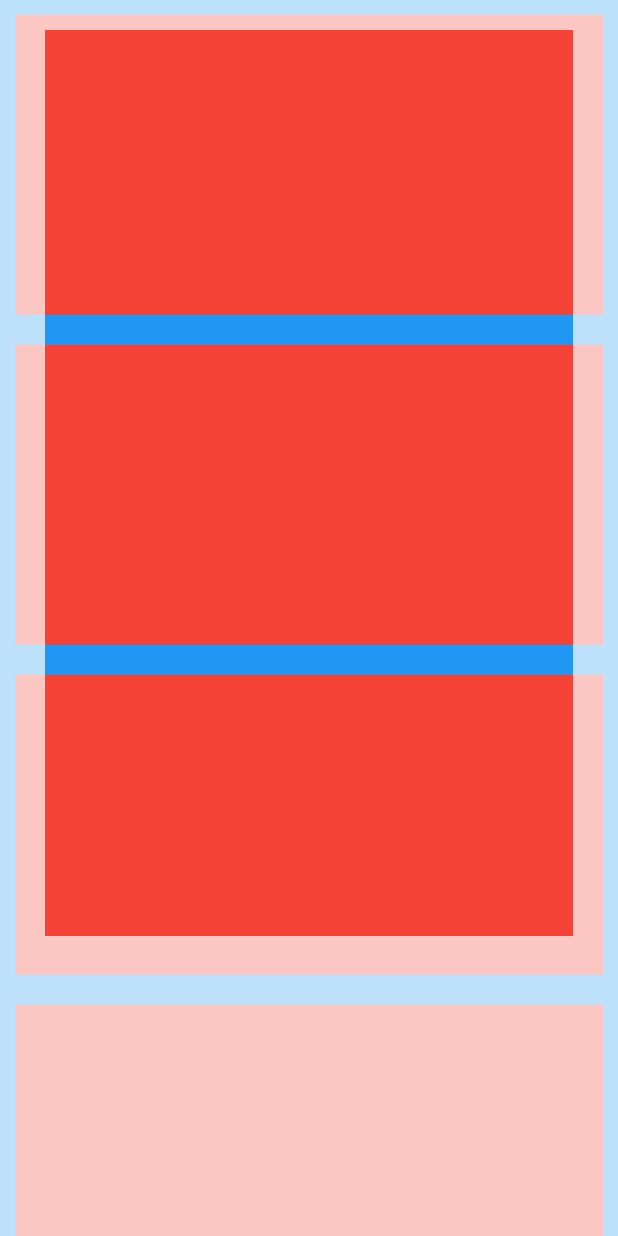
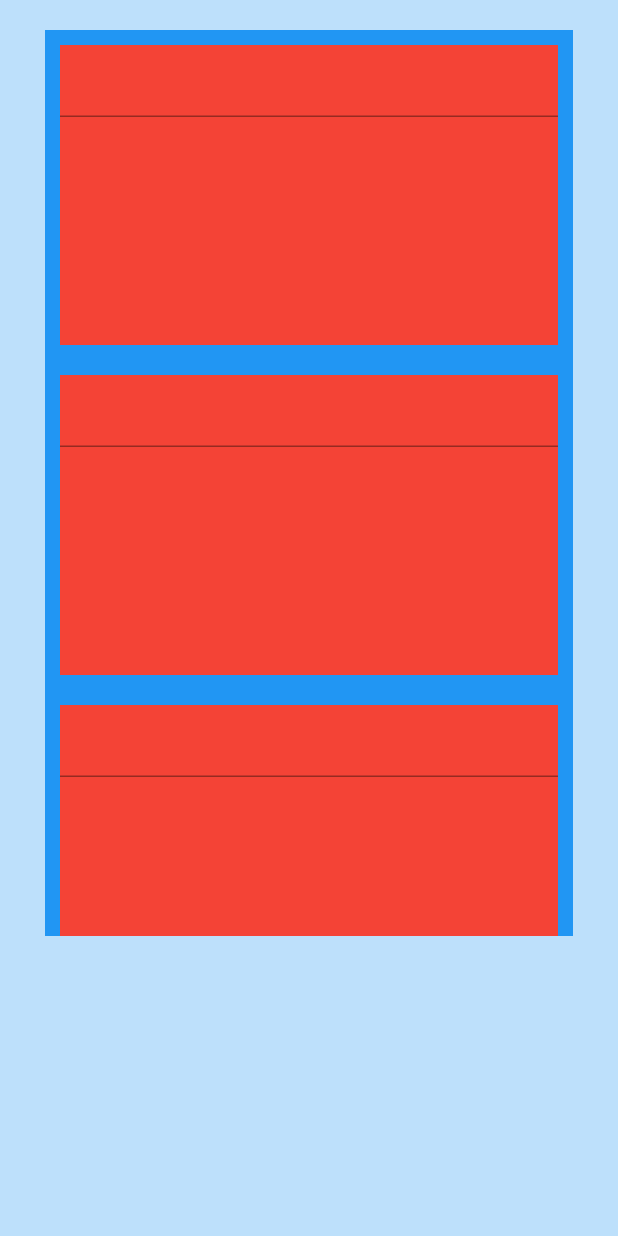
Before and after one commit to ejprok/colorful_safe_area, a Flutter app: the screen it shows after launch, on a phone screen of 412 x 824 dp. Run offline on Flutter 3.47's test engine with Material 2 defaults, Android fonts, the phone set to English and light mode, and no system bars.

Commit message:
Fix overflow issue when system ui pops up
- Used a LayoutBuilder

```diff
--- a/example/lib/main.dart
+++ b/example/lib/main.dart
@@ -20,8 +20,9 @@ class MyHomePage extends StatelessWidget {
 
     return Scaffold(
       backgroundColor: Colors.blue,
+      resizeToAvoidBottomInset: true,
       body: ColorfulSafeArea(
-        allowOverflow: true,
+        // allowOverflow: true,
         overflowTappable: true,
         bottom: false,
         minimum: EdgeInsets.only(top: 20, left: 30, right: 30, bottom: 200),
@@ -33,11 +34,29 @@ class MyHomePage extends StatelessWidget {
               width: 300,
               height: 200,
               color: Colors.red,
+              child: TextField(),
             );
           },
           itemCount: numberOfTiles,
         ),
       ),
+
+      // body: SafeArea(
+      //   bottom: false,
+      //   minimum: EdgeInsets.only(top: 20, left: 30, right: 30, bottom: 200),
+      //   child: ListView.builder(
+      //     itemBuilder: (context, index) {
+      //       return Container(
+      //         margin: EdgeInsets.all(10),
+      //         width: 300,
+      //         height: 200,
+      //         color: Colors.red,
+      //         child: TextField(),
+      //       );
+      //     },
+      //     itemCount: numberOfTiles,
+      //   ),
+      // ),
     );
   }
 }
--- a/lib/colorful_safe_area.dart
+++ b/lib/colorful_safe_area.dart
@@ -14,14 +14,13 @@ class ColorfulSafeArea extends StatelessWidget {
     this.left = true,
     this.top = true,
     this.right = true,
-
-    //TODO: implement minimum
     this.minimum = EdgeInsets.zero,
-
-    //TODO: implement maintainBottomViewPadding
     this.maintainBottomViewPadding = false,
     @required this.child,
-  })  : assert(left != null),
+  })  : assert(color != null),
+        assert(allowOverflow != null),
+        assert(overflowTappable != null),
+        assert(left != null),
         assert(top != null),
         assert(right != null),
         assert(bottom != null),
@@ -49,7 +48,13 @@ class ColorfulSafeArea extends StatelessWidget {
       bottom:
           (bottom) ? max(data.padding.bottom, minimum.bottom) : minimum.bottom,
     );
+    if (data.padding.bottom == 0.0 &&
+        data.viewInsets.bottom != 0.0 &&
+        maintainBottomViewPadding)
+      padding = padding.copyWith(bottom: data.viewPadding.bottom);
 
+    return LayoutBuilder(
+      builder: (context, constraints) {
         return Stack(
           children: <Widget>[
             (allowOverflow)
@@ -72,8 +77,11 @@ class ColorfulSafeArea extends StatelessWidget {
               color: color,
               padding: padding,
               overflowTappable: overflowTappable,
+              constraints: constraints,
             ),
           ],
+        );
+      },
     );
   }
 }
@@ -122,11 +130,13 @@ class _LeftAndRight extends StatelessWidget {
     @required this.color,
     @required this.padding,
     @required this.overflowTappable,
+    @required this.constraints,
   }) : super(key: key);
 
   final Color color;
   final EdgeInsets padding;
   final bool overflowTappable;
+  final BoxConstraints constraints;
 
   @override
   Widget build(BuildContext context) {
@@ -141,9 +151,7 @@ class _LeftAndRight extends StatelessWidget {
               ),
               Container(
                 width: padding.left,
-                height: MediaQuery.of(context).size.height -
-                    padding.top -
-                    padding.bottom,
+                height: constraints.maxHeight - padding.top - padding.bottom,
                 color: color,
               ),
             ],
@@ -161,9 +169,7 @@ class _LeftAndRight extends StatelessWidget {
               ),
               Container(
                 width: padding.right,
-                height: MediaQuery.of(context).size.height -
-                    padding.top -
-                    padding.bottom,
+                height: constraints.maxHeight - padding.top - padding.bottom,
                 color: color,
               ),
             ],
```
Lines whose indentation alone changed are shown as unchanged.
